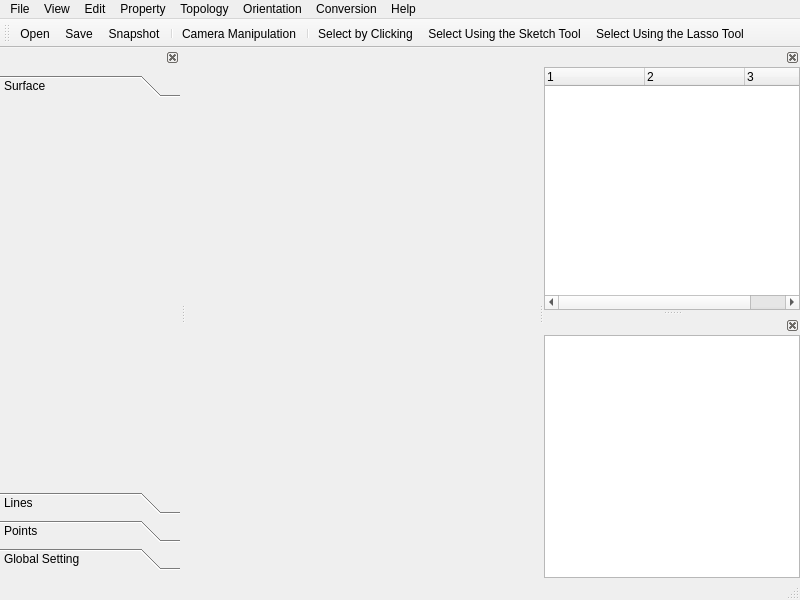
Above: applications/Mapple/main_window.ui from LiangliangNan/Easy3D before the change. Below: the same form after it.
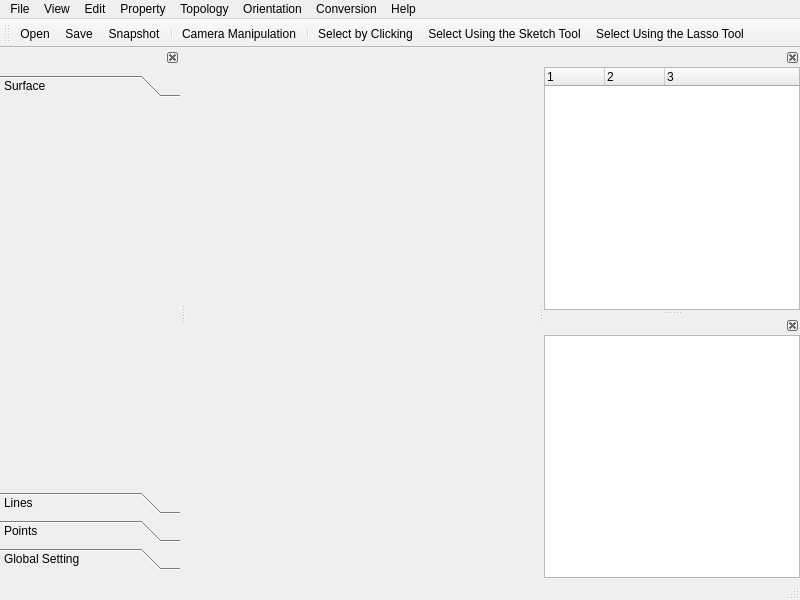
That is the form after the change. Icons and pictures are not drawn. Custom widgets are drawn as their Qt base class.

```diff
--- a/applications/Mapple/main_window.ui
+++ b/applications/Mapple/main_window.ui
@@ -358,9 +358,15 @@
        <property name="selectionMode">
         <enum>QAbstractItemView::MultiSelection</enum>
        </property>
+       <property name="indentation">
+        <number>5</number>
+       </property>
        <property name="columnCount">
         <number>3</number>
        </property>
+       <attribute name="headerDefaultSectionSize">
+        <number>60</number>
+       </attribute>
        <column>
         <property name="text">
          <string notr="true">1</string>
@@ -677,6 +683,13 @@
   </action>
  </widget>
  <layoutdefault spacing="6" margin="11"/>
+ <customwidgets>
+  <customwidget>
+   <class>WidgetModelList</class>
+   <extends>QTreeWidget</extends>
+   <header>widgets/widget_model_list.h</header>
+  </customwidget>
+ </customwidgets>
  <resources/>
  <connections/>
 </ui>
```
Left out of the diff: 2 changed lines with no effect on the pictures.
